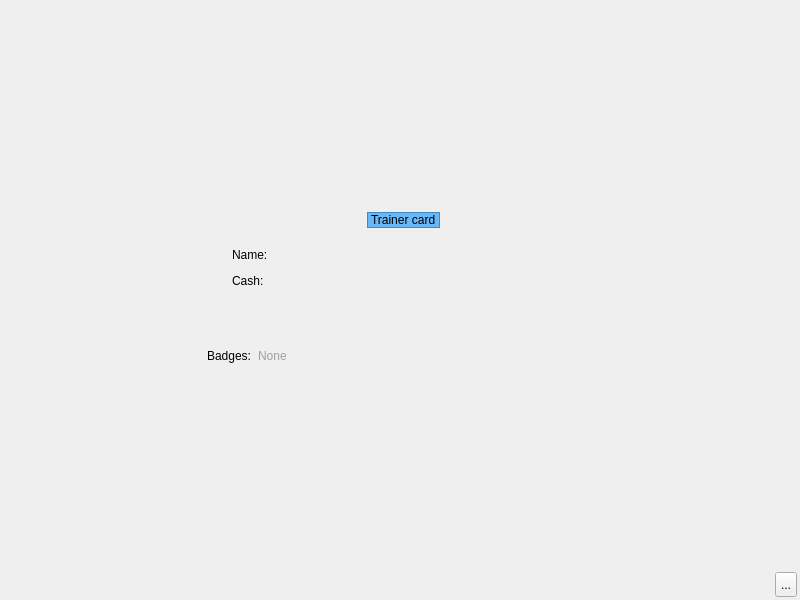
Before: the Qt Designer form client/base/interface/BaseWindow.ui in alphaonex86/CatchChallenger, drawn with Qt 5.
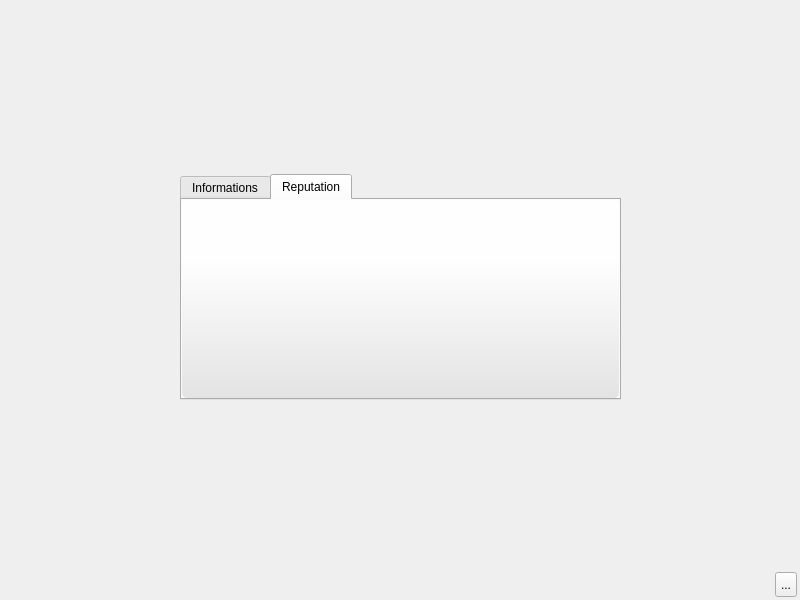
After: the same form once the commit is applied. The open tabs and pages were chosen to show the change. Icons and pictures are not drawn.

What changed in the file:
```diff
--- a/client/base/interface/BaseWindow.ui
+++ b/client/base/interface/BaseWindow.ui
@@ -834,28 +834,28 @@
             </spacer>
            </item>
            <item>
-            <widget class="QFrame" name="frame">
-             <property name="minimumSize">
-              <size>
-               <width>430</width>
-               <height>195</height>
-              </size>
+            <widget class="QTabWidget" name="tabWidgetTrainerCard">
+             <property name="styleSheet">
+              <string notr="true">#tabWidgetTrainerCardPage2{
+background-color: qlineargradient(spread:pad, x1:0, y1:0.3, x2:0, y2:1, stop:0 rgba(255, 255, 255, 200), stop:1 rgba(221, 221, 221, 200));
+border-color: rgb(204, 204, 204);
+border-radius: 5px;
+}</string>
              </property>
-             <property name="maximumSize">
-              <size>
-               <width>430</width>
-               <height>195</height>
-              </size>
+             <property name="currentIndex">
+              <number>0</number>
              </property>
+             <widget class="QWidget" name="tabWidgetTrainerCardPage1">
              <property name="styleSheet">
-              <string notr="true">background-image: url(:/images/background-dialog.png);</string>
-             </property>
-             <property name="frameShape">
-              <enum>QFrame::NoFrame</enum>
-             </property>
-             <property name="frameShadow">
-              <enum>QFrame::Plain</enum>
-             </property>
+               <string notr="true">#tabWidgetTrainerCardPage1{
+background-color: qlineargradient(spread:pad, x1:0, y1:0.3, x2:0, y2:1, stop:0 rgba(255, 255, 255, 200), stop:1 rgba(221, 221, 221, 200));
+border-color: rgb(204, 204, 204);
+border-radius: 5px;
+}</string>
+              </property>
+              <attribute name="title">
+               <string>Informations</string>
+              </attribute>
              <layout class="QGridLayout" name="gridLayout_2">
               <item row="0" column="0">
                <widget class="QFrame" name="frame_2">
@@ -877,9 +877,6 @@
                   <height>174</height>
                  </size>
                 </property>
-                <property name="styleSheet">
-                 <string notr="true">background-image: url(:/images/empty.png);</string>
-                </property>
                 <layout class="QVBoxLayout" name="verticalLayout">
                  <item>
                   <layout class="QHBoxLayout" name="horizontalLayout_3">
@@ -1158,6 +1155,28 @@
                </widget>
               </item>
              </layout>
+             </widget>
+             <widget class="QWidget" name="tabWidgetTrainerCardPage2">
+              <property name="styleSheet">
+               <string notr="true">#tabWidgetTrainerCardPage2{
+background-color: qlineargradient(spread:pad, x1:0, y1:0.3, x2:0, y2:1, stop:0 rgba(255, 255, 255, 200), stop:1 rgba(221, 221, 221, 200));
+border-color: rgb(204, 204, 204);
+border-radius: 5px;
+}</string>
+              </property>
+              <attribute name="title">
+               <string>Reputation</string>
+              </attribute>
+              <layout class="QHBoxLayout" name="horizontalLayout_29">
+               <item>
+                <widget class="QLabel" name="labelReputation">
+                 <property name="alignment">
+                  <set>Qt::AlignLeading|Qt::AlignLeft|Qt::AlignTop</set>
+                 </property>
+                </widget>
+               </item>
+              </layout>
+             </widget>
             </widget>
            </item>
            <item>
```
Left out of the diff: 2 changed lines with no effect on the pictures. Lines whose indentation alone changed are shown as unchanged.
